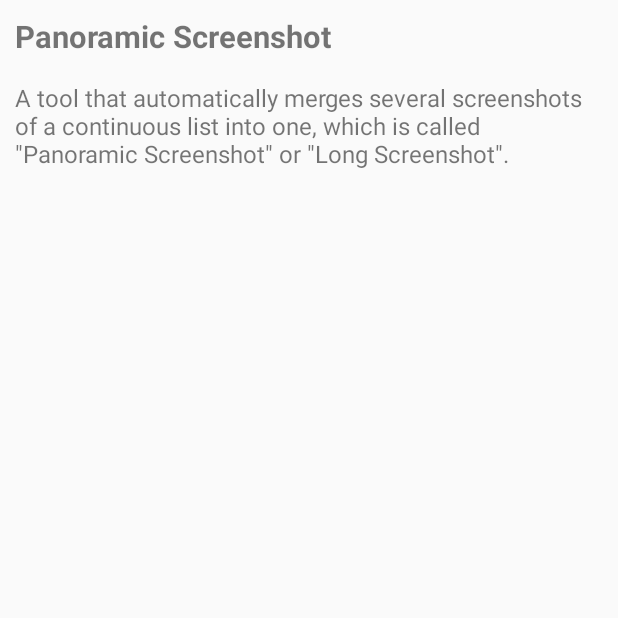
After one commit to PaperAirplane-Dev-Team/Panoramic-Screenshot, an Android app: the fragment AboutFragment shown on its own in the app's theme, on a phone screen of 412 x 824 dp, the top half of it. The commit adds this screen. Run offline under Robolectric (Android 15) with nearby library versions, the phone set to English and light mode, and no system bars.

Commit message:
MainActivity: Pager

```diff
--- a/app/build.gradle
+++ b/app/build.gradle
@@ -24,6 +24,7 @@ dependencies {
 	//compile 'com.android.support:cardview-v7:22.2.0'
 	compile 'com.android.support:design:22.2.0'
 	compile 'com.android.support:recyclerview-v7:22.2.0'
+	compile 'com.android.support:support-v13:22.2.0'
 	compile 'com.squareup.picasso:picasso:2.5.2'
     compile fileTree(dir: 'libs', include: ['*.jar'])
 }
--- /dev/null
+++ b/app/src/main/java/info/papdt/pano/ui/fragments/AboutFragment.java
@@ -0,0 +1,27 @@
+package info.papdt.pano.ui.fragments;
+
+import android.view.View;
+import android.widget.TextView;
+import android.text.Html;
+import android.text.method.LinkMovementMethod;
+
+import info.papdt.pano.R;
+import static info.papdt.pano.ui.util.UiUtility.*;
+
+public class AboutFragment extends BaseFragment
+{
+
+	@Override
+	protected int getLayoutResource() {
+		return R.layout.about;
+	}
+
+	@Override
+	protected void onInflated(View v) {
+		TextView text = $(v, R.id.about_text);
+
+		text.setText(Html.fromHtml(getString(R.string.about)));
+		text.setMovementMethod(LinkMovementMethod.getInstance());
+	}
+
+}
--- /dev/null
+++ b/app/src/main/res/layout/about.xml
@@ -0,0 +1,19 @@
+<RelativeLayout
+	xmlns:android="http://schemas.android.com/apk/res/android"
+	android:layout_width="match_parent"
+	android:layout_height="match_parent">
+
+	<ScrollView
+		android:layout_width="match_parent"
+		android:layout_height="match_parent">
+
+		<TextView
+			android:id="@+id/about_text"
+			android:layout_width="match_parent"
+			android:layout_height="wrap_content"
+			android:textSize="16sp"
+			android:padding="10dp"/>
+
+	</ScrollView>
+
+</RelativeLayout>
--- /dev/null
+++ b/app/src/main/res/values/about.xml
@@ -0,0 +1,9 @@
+<?xml version="1.0" encoding="utf-8"?>
+<resources>
+	<string name="about">
+		<![CDATA[
+		<h3>Panoramic Screenshot</h3>
+		<p>A tool that automatically merges several screenshots of a continuous list into one, which is called \"Panoramic Screenshot\" or \"Long Screenshot\".</p>
+		]]>
+	</string>
+</resources>
--- a/app/src/main/res/values/strings.xml
+++ b/app/src/main/res/values/strings.xml
@@ -8,6 +8,12 @@
 	<string name="notifi_count">Take the %d(st,rd,th) screenshot.</string>
 	<string name="notifi_tip">Click this notification to finish.</string>
 
+	<!-- Main -->
+	<string-array name="main_tabs">
+		<item>Images</item>
+		<item>About</item>
+	</string-array>
+
 	<!-- Messages -->
 	<string name="plz_wait">Please wait...</string>
 	<string name="saved">Screenshot saved to %s</string>
```
Also changed, not shown: app/src/main/java/info/papdt/pano/ui/activities/MainActivity.java (+32 -1 lines), app/src/main/java/info/papdt/pano/ui/activities/ToolbarActivity.java (+21 -2 lines), app/src/main/res/layout/main.xml (+14 -8 lines), app/src/main/res/layout/toolbar.xml (+22 -5 lines).
